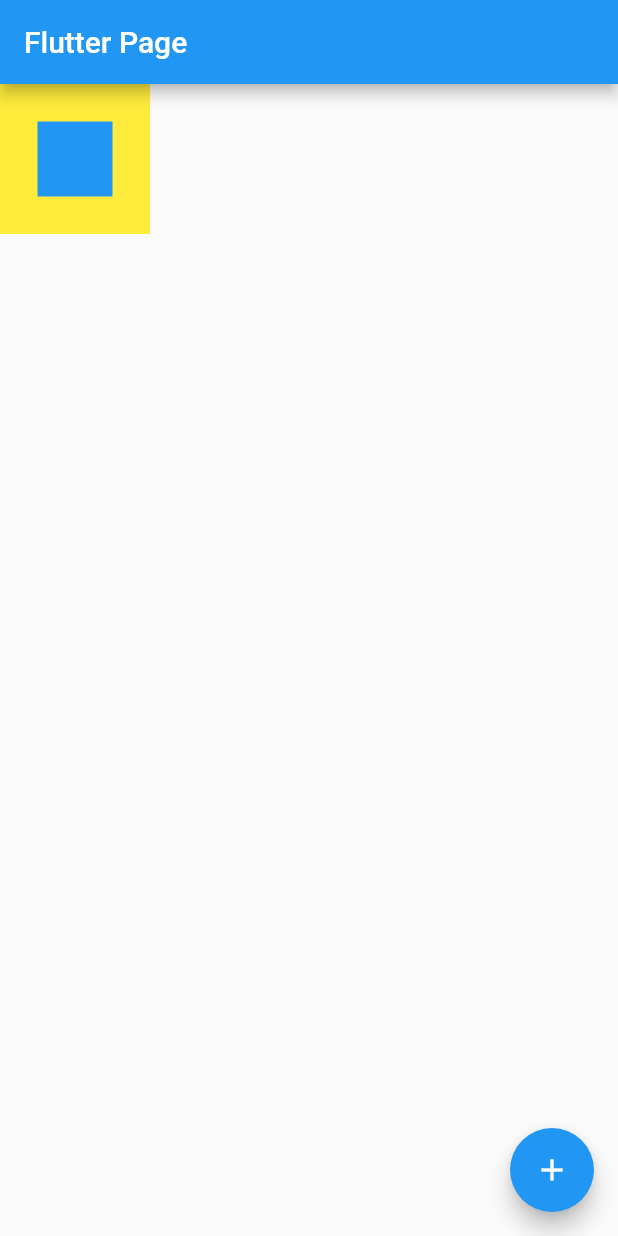
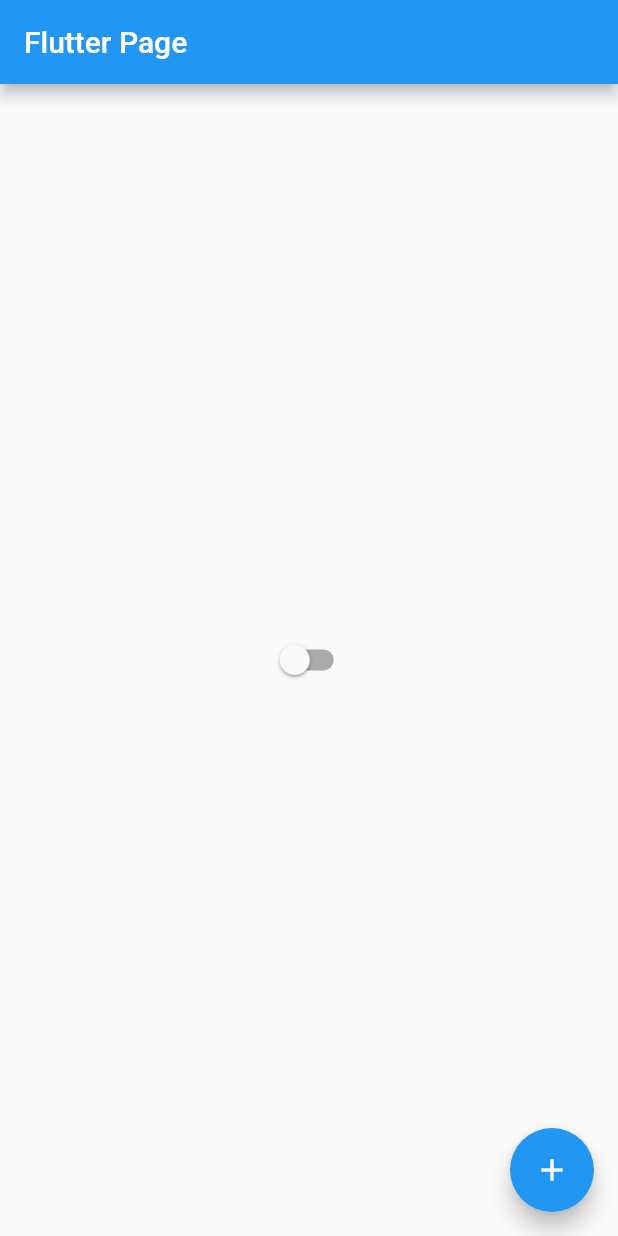
Before and after one commit to hacles100/TutorialCompletoFlutter, a Flutter app: the screen it shows after launch, on a phone screen of 412 x 824 dp. Run offline on Flutter 3.47's test engine with Material 2 defaults, Android fonts, the phone set to English and light mode, and no system bars.

```diff
--- /dev/null
+++ b/first/lib/app_controller.dart
@@ -0,0 +1,12 @@
+import 'package:flutter/cupertino.dart';
+
+class AppControler extends ChangeNotifier{
+
+  static AppControler instance = AppControler();
+
+    bool isDartTheme = false;
+    changeTheme(){
+      isDartTheme = !isDartTheme;
+      notifyListeners();
+    }
+}
--- a/first/lib/app_widget.dart
+++ b/first/lib/app_widget.dart
@@ -1,4 +1,5 @@
 
+import 'package:first/app_controller.dart';
 import 'package:first/home_page.dart';
 import 'package:flutter/material.dart';
 
@@ -7,12 +8,18 @@ class MyApp extends StatelessWidget {
 
   @override
   Widget build(BuildContext context) {
-    return MaterialApp(
+    return AnimatedBuilder(
+      animation: AppControler.instance,
+      builder: (context, child){
+      return MaterialApp(
       debugShowCheckedModeBanner: false,
       theme: ThemeData(
-        primarySwatch: Colors.blue
+        primarySwatch: Colors.blue,
+        brightness: AppControler.instance.isDartTheme ? Brightness.dark : Brightness.light,
       ),
       home:const HomePage(),
     );
+    }
+    );
   }
 }
--- a/first/lib/home_page.dart
+++ b/first/lib/home_page.dart
@@ -1,4 +1,5 @@
 
+import 'package:first/app_controller.dart';
 import 'package:flutter/material.dart';
 
 class HomePage extends StatefulWidget {
@@ -18,18 +19,13 @@ class _HomePageState extends State<HomePage> {
       appBar: AppBar(
         title: const Text('Flutter Page'),
       ),
-      body: Container(
-        height: 100,
-        width: 100,
-        color: Colors.yellow,
-          child: Center(
-            child: Container(
-              height: 50,
-              width: 50,
-              color: Colors.blue,
-            ),
-          ),
-        ),
+      body: Center(
+        child: Switch(
+          value: AppControler.instance.isDartTheme,
+          onChanged: ((value) {
+           AppControler.instance.changeTheme();
+        })),
+      ),
        floatingActionButton: FloatingActionButton(
         child: const Icon(Icons.add),
         onPressed: () {
```
